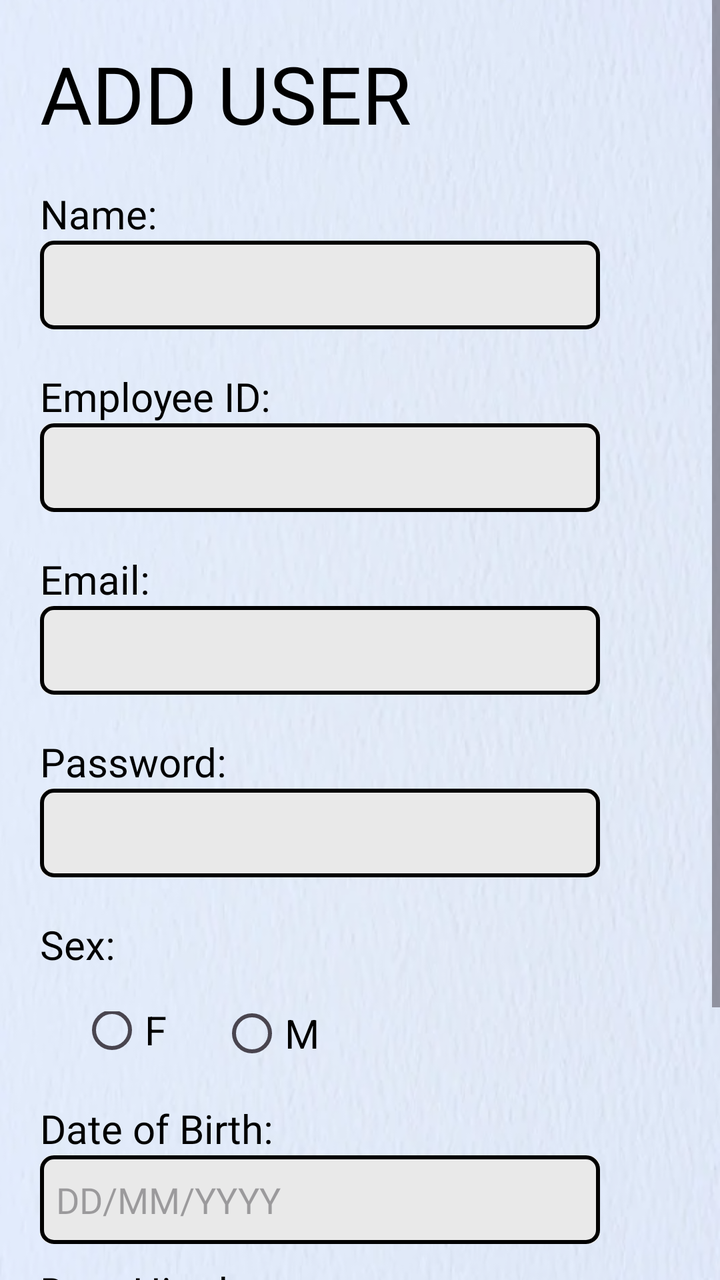
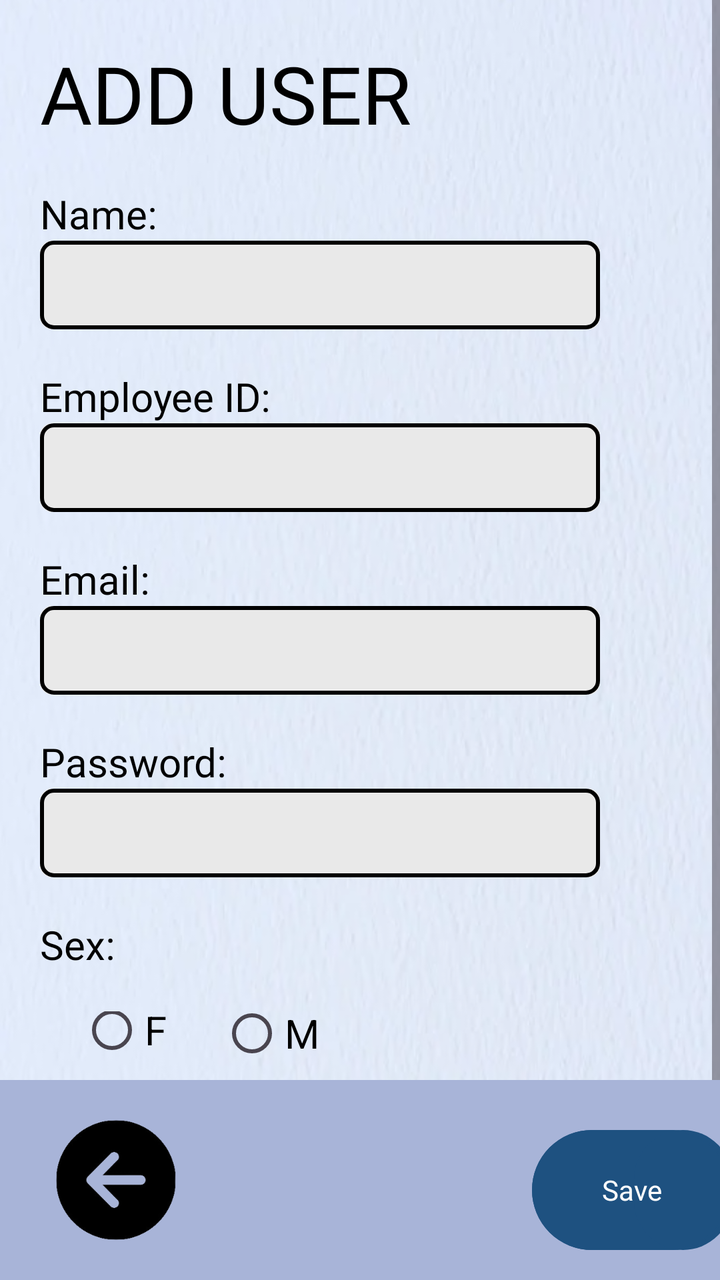

Two renders of the same Android screen: before a commit and after it. Below are the layout's source before the change and the commit's diff.
<!-- AndroidManifest.xml: application theme Theme.FinalsApplication -->
<!-- res/layout/user_add.xml -->
<?xml version="1.0" encoding="utf-8"?>
<RelativeLayout xmlns:android="http://schemas.android.com/apk/res/android"
    android:layout_width="match_parent"
    android:layout_height="match_parent"
    xmlns:app="http://schemas.android.com/apk/res-auto"
    android:background="@drawable/textured_background">


    <ScrollView
        android:layout_width="match_parent"
        android:layout_height="match_parent">

        <LinearLayout
            android:layout_width="match_parent"
            android:layout_height="wrap_content"
            android:orientation="vertical" >

            <TextView
                android:id="@+id/textViewAddUser"
                android:textColor="@color/black"
                android:layout_width="match_parent"
                android:layout_height="wrap_content"
                android:text="ADD USER"
                android:fontFamily="@font/roboto_bold"
                android:textSize="40sp"
                android:layout_marginStart="20dp"
                android:layout_marginTop="20dp"/>

        <LinearLayout
            android:layout_width="match_parent"
            android:layout_height="match_parent"
            android:orientation="vertical">

            <TextView
                android:id="@+id/textViewNameAU"
                android:layout_width="match_parent"
                android:layout_height="wrap_content"
                android:textColor="@color/black"
                android:text="Name:"
                android:fontFamily="@font/roboto_regular"
                android:textSize="20sp"
                android:layout_marginStart="20dp"
                android:layout_marginTop="20dp"/>

            <EditText
                android:id="@+id/editTextNameAU"
                android:layout_width="match_parent"
                android:layout_height="wrap_content"
                android:textColor="@color/black"
                android:ems="10"
                android:inputType="text"
                android:background="@drawable/square_button_colored_border"
                android:layout_marginLeft="20dp"
                android:layout_marginRight="60dp"
                android:paddingTop="10dp"
                android:paddingLeft="8dp"
                android:paddingBottom="10dp"/>
            <TextView
                android:id="@+id/textViewEmployeeIDAU"
                android:layout_width="match_parent"
                android:layout_height="wrap_content"
                android:textColor="@color/black"
                android:text="Employee ID:"
                android:fontFamily="@font/roboto_regular"
                android:textSize="20sp"
                android:layout_marginStart="20dp"
                android:layout_marginTop="20dp"/>

            <EditText
                android:id="@+id/editTextEmployeeIDAU"
                android:layout_width="match_parent"
                android:layout_height="wrap_content"
                android:ems="10"
                android:inputType="text"
                android:textColor="@color/black"
                android:background="@drawable/square_button_colored_border"
                android:layout_marginLeft="20dp"
                android:layout_marginRight="60dp"
                android:paddingTop="10dp"
                android:paddingLeft="8dp"
                android:paddingBottom="10dp"/>

            <TextView
                android:id="@+id/textViewEmailAU"
                android:layout_width="match_parent"
                android:layout_height="wrap_content"
                android:text="Email:"
                android:textColor="@color/black"
                android:fontFamily="@font/roboto_regular"
                android:textSize="20sp"
                android:layout_marginStart="20dp"
                android:layout_marginTop="20dp"/>

            <EditText
                android:id="@+id/editTextEmailAU"
                android:layout_width="match_parent"
                android:layout_height="wrap_content"
                android:ems="10"
                android:textColor="@color/black"
                android:background="@drawable/square_button_colored_border"
                android:layout_marginLeft="20dp"
                android:paddingTop="10dp"
                android:paddingLeft="8dp"
                android:layout_marginRight="60dp"
                android:paddingBottom="10dp"/>

            <TextView
                android:id="@+id/textViewPasswordAU"
                android:layout_width="match_parent"
                android:layout_height="wrap_content"
                android:text="Password:"
                android:textColor="@color/black"
                android:fontFamily="@font/roboto_regular"
                android:textSize="20sp"
                android:layout_marginStart="20dp"
                android:layout_marginTop="20dp"/>

            <EditText
                android:id="@+id/editTextPasswordAU"
                android:layout_width="match_parent"
                android:layout_height="wrap_content"
                android:ems="10"
                android:textColor="@color/black"
                android:inputType="textPassword"
                android:paddingTop="10dp"
                android:paddingLeft="8dp"
                android:background="@drawable/square_button_colored_border"
                android:layout_marginLeft="20dp"
                android:layout_marginRight="60dp"
                android:paddingBottom="10dp" />

            <TextView
                android:id="@+id/textViewSexAU"
                android:layout_width="213dp"
                android:layout_height="wrap_content"
                android:layout_marginStart="20dp"
                android:textColor="@color/black"
                android:layout_marginTop="20dp"
                android:fontFamily="@font/roboto_regular"
                android:text="Sex:"
                android:textSize="20sp" />

                <RadioGroup
                    android:id="@+id/radioButtonSex"
                    android:layout_width="wrap_content"
                    android:layout_height="wrap_content"
                    android:layout_marginLeft="20dp"
                    android:layout_marginTop="20dp">

                    <RadioButton
                        android:id="@+id/radioButtonA4"
                        android:textColor="@color/black"
                        android:layout_width="wrap_content"
                        android:layout_height="wrap_content"
                        android:layout_marginLeft="20dp"
                        android:layout_marginTop="-15dp"
                        android:text="F"
                        android:textSize="20sp"/>

                    <RadioButton
                        android:id="@+id/radioButtonB4"
                        android:textColor="@color/black"
                        android:layout_width="wrap_content"
                        android:layout_height="wrap_content"
                        android:layout_marginLeft="90dp"
                        android:layout_marginTop="-46.5dp"
                        android:text="M"
                        android:textSize="20sp"/>
                </RadioGroup>
            </LinearLayout>

        <LinearLayout
            android:layout_width="match_parent"
            android:layout_height="match_parent"
            android:orientation="vertical">

            <TextView
                android:id="@+id/textViewBirthDateAU"
                android:textColor="@color/black"
                android:layout_width="match_parent"
                android:layout_height="wrap_content"
                android:text="Date of Birth:"
                android:fontFamily="@font/roboto_regular"
                android:textSize="20sp"
                android:layout_marginStart="20dp"
                android:layout_marginTop="10dp"/>

            <EditText
                android:id="@+id/editTextBirthDateAU"
                android:textColor="@color/black"
                android:layout_width="match_parent"
                android:layout_height="wrap_content"
                android:ems="10"
                android:hint="DD/MM/YYYY"
                android:fontFamily="@font/roboto_light"
                android:background="@drawable/square_button_colored_border"
                android:layout_marginLeft="20dp"
                android:layout_marginRight="60dp"
                android:paddingTop="10dp"
                android:paddingLeft="8dp"
                android:paddingBottom="10dp"/>

        </LinearLayout>

            <LinearLayout
                android:layout_width="match_parent"
                android:layout_height="match_parent"
                android:orientation="vertical">

                <TextView
                    android:id="@+id/textViewDateHiredAU"
                    android:textColor="@color/black"
                    android:layout_width="match_parent"
                    android:layout_height="wrap_content"
                    android:text="Date Hired:"
                    android:fontFamily="@font/roboto_regular"
                    android:textSize="20sp"
                    android:layout_marginStart="20dp"
                    android:layout_marginTop="10dp"
                    android:layout_marginBottom="10dp"/>

                <EditText
                    android:id="@+id/editTextDateHiredAU"
                    android:textColor="@color/black"
                    android:layout_width="match_parent"
                    android:layout_height="wrap_content"
                    android:ems="10"
                    android:hint="DD/MM/YYYY"
                    android:fontFamily="@font/roboto_light"
                    android:background="@drawable/square_button_colored_border"
                    android:layout_marginLeft="20dp"
                    android:layout_marginRight="60dp"
                    android:paddingTop="10dp"
                    android:paddingLeft="8dp"
                    android:paddingBottom="10dp"/>

            </LinearLayout>



        <LinearLayout
            android:layout_width="match_parent"
            android:layout_height="100dip"

            android:layout_alignParentBottom="true"
            android:background="#a8b4d8">

            <ImageButton
                android:id="@+id/imageButtonBackVT1"
                android:layout_width="76dp"
                android:layout_height="60dp"
                android:layout_marginStart="20dp"
                android:background="?android:attr/selectableItemBackground"
                android:layout_gravity="bottom"
                android:layout_marginBottom="20dp"
                android:scaleType="fitCenter"
                android:src="@drawable/arrowleft" />

            <Button
                android:id="@+id/buttonSubmitVT1"
                android:layout_width="100dp"
                android:layout_height="60dp"
                android:layout_marginStart="170dp"
                android:layout_marginTop="25dp"
                android:layout_marginBottom="20dp"
                android:background="@drawable/rounded_button"
                android:fontFamily="@font/roboto_light"
                android:scaleType="fitCenter"
                android:text="Save"
                android:textColor="@color/white"
                app:backgroundTint="#1e5180" />
        </LinearLayout>
         </LinearLayout>
    </ScrollView>
</RelativeLayout>
<!-- resources referenced by this layout -->
<resources>
  <color name="black">#000000</color>
  <color name="white">#FFFFFFFF</color>
  <!-- drawable arrowleft: png bitmap (drawable, 16559 bytes) -->
  <!-- drawable rounded_button (drawable) -->
  <?xml version="1.0" encoding="utf-8"?>
  <layer-list xmlns:android="http://schemas.android.com/apk/res/android">
  
      <item>
          <shape>
              <corners android:radius="51dp" /> 
              <solid android:color="#1e5180" />
          </shape>
      </item>
  
      <item android:left="51dp">
          <shape>
              <solid android:color="#1e5180" />
              <corners android:radius="51dp" /> 
              <corners android:topRightRadius="51dp"
                  android:topLeftRadius="51dp"
                  android:bottomRightRadius="51dp"
                  android:bottomLeftRadius="51dp"/>
          </shape>
      </item>
  
      <item>
          <shape>
              
              <corners android:radius="51dp" /> 
              <solid android:color="@android:color/transparent" />
              <stroke
                  android:width="1dp"
                  android:color="#1e5180" />
          </shape>
      </item>
  </layer-list>
  <!-- drawable square_button_colored_border (drawable) -->
  <?xml version="1.0" encoding="utf-8"?>
  <layer-list xmlns:android="http://schemas.android.com/apk/res/android">
  
      <item>
          <shape>
              <corners android:radius="6dp" />
              <solid android:color="#e9e9e9" />
          </shape>
      </item>
  
      <item
          android:left="34dp">
  
          <shape>
              <solid android:color="#e9e9e9" />
              <corners android:radius="6dp"
                  android:topRightRadius="6dp"
                  android:topLeftRadius="5dp"
                  android:bottomRightRadius="6dp"
                  android:bottomLeftRadius="0dp"/>
          </shape>
      </item>
      <item>
          <shape>
              
              <corners android:radius="6dp" />
              <solid android:color="@android:color/transparent" />
              <stroke
                  android:width="2dp"
                  android:color="#000000" />
          </shape>
      </item>
  </layer-list>
  <!-- drawable textured_background: png bitmap (drawable, 258989 bytes) -->
  <style name="Theme.FinalsApplication" parent="Base.Theme.FinalsApplication" />
  <style name="Base.Theme.FinalsApplication" parent="Theme.Material3.DayNight.NoActionBar">
          
          
          <item name="android:statusBarColor">#00000000</item>
      </style>
</resources>

<!-- the commit's change to res/layout/user_add.xml (unified diff, before → after) -->
@@ -236,40 +236,38 @@
 
             </LinearLayout>
 
-
-
-        <LinearLayout
-            android:layout_width="match_parent"
-            android:layout_height="100dip"
-
-            android:layout_alignParentBottom="true"
-            android:background="#a8b4d8">
-
-            <ImageButton
-                android:id="@+id/imageButtonBackVT1"
-                android:layout_width="76dp"
-                android:layout_height="60dp"
-                android:layout_marginStart="20dp"
-                android:background="?android:attr/selectableItemBackground"
-                android:layout_gravity="bottom"
-                android:layout_marginBottom="20dp"
-                android:scaleType="fitCenter"
-                android:src="@drawable/arrowleft" />
-
-            <Button
-                android:id="@+id/buttonSubmitVT1"
-                android:layout_width="100dp"
-                android:layout_height="60dp"
-                android:layout_marginStart="170dp"
-                android:layout_marginTop="25dp"
-                android:layout_marginBottom="20dp"
-                android:background="@drawable/rounded_button"
-                android:fontFamily="@font/roboto_light"
-                android:scaleType="fitCenter"
-                android:text="Save"
-                android:textColor="@color/white"
-                app:backgroundTint="#1e5180" />
-        </LinearLayout>
          </LinearLayout>
     </ScrollView>
+    <LinearLayout
+        android:layout_width="match_parent"
+        android:layout_height="100dip"
+
+        android:layout_alignParentBottom="true"
+        android:background="#a8b4d8">
+
+        <ImageButton
+            android:id="@+id/imageButtonBackVT1"
+            android:layout_width="76dp"
+            android:layout_height="60dp"
+            android:layout_marginStart="20dp"
+            android:background="?android:attr/selectableItemBackground"
+            android:layout_gravity="bottom"
+            android:layout_marginBottom="20dp"
+            android:scaleType="fitCenter"
+            android:src="@drawable/arrowleft" />
+
+        <Button
+            android:id="@+id/buttonSubmitVT1"
+            android:layout_width="100dp"
+            android:layout_height="60dp"
+            android:layout_marginStart="170dp"
+            android:layout_marginTop="25dp"
+            android:layout_marginBottom="20dp"
+            android:background="@drawable/rounded_button"
+            android:fontFamily="@font/roboto_light"
+            android:scaleType="fitCenter"
+            android:text="Save"
+            android:textColor="@color/white"
+            app:backgroundTint="#1e5180" />
+    </LinearLayout>
 </RelativeLayout>
